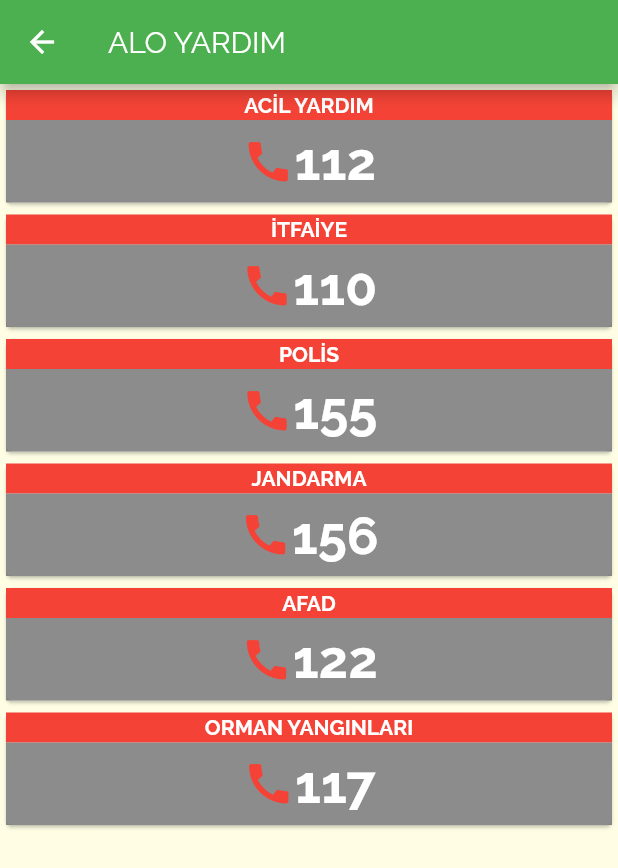
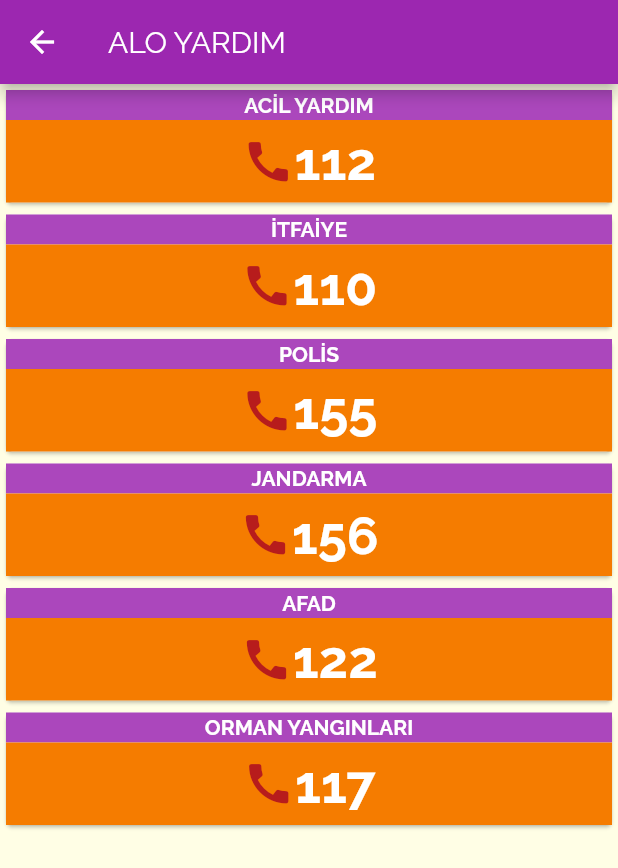
Before and after one commit to BIL-496-Bitirme-Projesi-Grup-X/Aid-Assist-Frontend, a Flutter app: the TabsScreen screen opened directly, after a tap on "ALO YARDIM", on a phone screen of 412 x 824 dp. Shown: the top 868 px of the screen. Run offline on Flutter 3.47's test engine with Material 2 defaults, Android fonts, the light colour scheme and no system bars; our stand-ins replace google_maps_flutter, jwt_decoder, location, shared_preferences; accounts and stored records are empty; network calls fail.

Commit message:
Last color arrangment is done.

```diff
--- a/lib/main.dart
+++ b/lib/main.dart
@@ -20,8 +20,8 @@ class MyApp extends StatelessWidget {
             builder: (ctx, auth, _) => MaterialApp(
                   title: 'Aid Assist',
                   theme: ThemeData(
-                    primarySwatch: Colors.green,
-                    accentColor: Colors.lime,
+                    primarySwatch: Colors.purple,
+                    accentColor: Colors.orange,
                     canvasColor: Color.fromRGBO(255, 254, 229, 1),
                     fontFamily: 'Raleway',
                     textTheme: ThemeData.light().textTheme.copyWith(
--- a/lib/screens/auth_screen.dart
+++ b/lib/screens/auth_screen.dart
@@ -43,7 +43,7 @@ class AuthScreen extends StatelessWidget {
                           EdgeInsets.symmetric(vertical: 8.0, horizontal: 75.0),
                       decoration: BoxDecoration(
                         borderRadius: BorderRadius.circular(20),
-                        color: Colors.green.shade500,
+                        color: Colors.orange.shade500,
                         boxShadow: [
                           BoxShadow(
                             blurRadius: 8,
--- a/lib/screens/calculate_corona_risk_screen.dart
+++ b/lib/screens/calculate_corona_risk_screen.dart
@@ -20,7 +20,7 @@ class CalculateCoronaRiskScreen extends StatelessWidget {
         new Container(
           margin: const EdgeInsets.only(top: 50.0),
           padding: const EdgeInsets.symmetric(vertical: 5, horizontal: 100),
-          decoration: BoxDecoration(border: Border.all(color: Colors.green)),
+          decoration: BoxDecoration(border: Border.all(color: Colors.orange)),
           child: new GestureDetector(
             onTap: () => {
               Navigator.pushReplacement(
@@ -35,7 +35,7 @@ class CalculateCoronaRiskScreen extends StatelessWidget {
         new Container(
             margin: const EdgeInsets.only(top: 50.0),
             padding: const EdgeInsets.symmetric(vertical: 5, horizontal: 80),
-            decoration: BoxDecoration(border: Border.all(color: Colors.green)),
+            decoration: BoxDecoration(border: Border.all(color: Colors.orange)),
             child: new GestureDetector(
               onTap: () => {
                 Navigator.pushReplacement(
--- a/lib/screens/main_screen.dart
+++ b/lib/screens/main_screen.dart
@@ -32,8 +32,8 @@ class MainScreen extends StatelessWidget {
             decoration: BoxDecoration(
               gradient: LinearGradient(
                 colors: [
-                  Colors.green.withOpacity(0.7),
-                  Colors.green,
+                  Colors.orange.withOpacity(0.7),
+                  Colors.orange,
                 ],
                 begin: Alignment.topLeft,
                 end: Alignment.bottomRight,
@@ -62,8 +62,8 @@ class MainScreen extends StatelessWidget {
             decoration: BoxDecoration(
               gradient: LinearGradient(
                 colors: [
-                  Colors.green.withOpacity(0.7),
-                  Colors.green,
+                  Colors.orange.withOpacity(0.7),
+                  Colors.orange,
                 ],
                 begin: Alignment.topLeft,
                 end: Alignment.bottomRight,
@@ -92,8 +92,8 @@ class MainScreen extends StatelessWidget {
             decoration: BoxDecoration(
               gradient: LinearGradient(
                 colors: [
-                  Colors.green.withOpacity(0.7),
-                  Colors.green,
+                  Colors.orange.withOpacity(0.7),
+                  Colors.orange,
                 ],
                 begin: Alignment.topLeft,
                 end: Alignment.bottomRight,
@@ -122,8 +122,8 @@ class MainScreen extends StatelessWidget {
             decoration: BoxDecoration(
               gradient: LinearGradient(
                 colors: [
-                  Colors.green.withOpacity(0.7),
-                  Colors.green,
+                  Colors.orange.withOpacity(0.7),
+                  Colors.orange,
                 ],
                 begin: Alignment.topLeft,
                 end: Alignment.bottomRight,
@@ -152,8 +152,8 @@ class MainScreen extends StatelessWidget {
             decoration: BoxDecoration(
               gradient: LinearGradient(
                 colors: [
-                  Colors.green.withOpacity(0.7),
-                  Colors.green,
+                  Colors.orange.withOpacity(0.7),
+                  Colors.orange,
                 ],
                 begin: Alignment.topLeft,
                 end: Alignment.bottomRight,
--- a/lib/ui/widgets.dart
+++ b/lib/ui/widgets.dart
@@ -4,7 +4,7 @@ import 'constants.dart';
 
 Card newPsychologicalSupportCard(String title, Color color, Function function) {
   return Card(
-      color: Colors.green.withOpacity(0.8),
+      color: Colors.orange.withOpacity(0.8),
       child: Container(
         padding: const EdgeInsets.all(16.0),
         child: InkWell(
@@ -27,7 +27,7 @@ Card newCoronaStatisticsCard(String title, var number) {
       mainAxisSize: MainAxisSize.min,
       children: <Widget>[
         ColoredBox(
-            color: Color.fromRGBO(0, 160, 160, 0.80),
+            color: Color.alphaBlend(Colors.purple[400], Colors.red),
             child: SizedBox(
               width: double.infinity,
               height: 20,
@@ -39,7 +39,7 @@ Card newCoronaStatisticsCard(String title, var number) {
               )),
             )),
         ColoredBox(
-            color: Color.fromRGBO(111, 111, 111, 0.80),
+            color: Color.alphaBlend(Colors.orange[700], Colors.red),
             child: SizedBox(
               width: double.infinity,
               height: 60,
@@ -63,7 +63,7 @@ Card newEmergencyCallCard(String title, var number) {
       mainAxisSize: MainAxisSize.min,
       children: <Widget>[
         ColoredBox(
-            color: Colors.red,
+            color: Colors.purple[400],
             child: SizedBox(
               width: double.infinity,
               height: 20,
@@ -75,7 +75,7 @@ Card newEmergencyCallCard(String title, var number) {
               )),
             )),
         ColoredBox(
-          color: Color.fromRGBO(111, 111, 111, 0.80),
+          color: Color.alphaBlend(Colors.orange[700], Colors.blue),
           child: SizedBox(
               width: double.infinity,
               height: 55,
@@ -87,7 +87,7 @@ Card newEmergencyCallCard(String title, var number) {
                         children: <Widget>[
                           Icon(
                             Icons.call,
-                            color: Colors.red,
+                            color: Colors.red[900],
                             size: 35,
                           ),
                           Text(
```
Also changed, not shown: lib/screens/nearby_places_screen.dart (+4 -4 lines).
